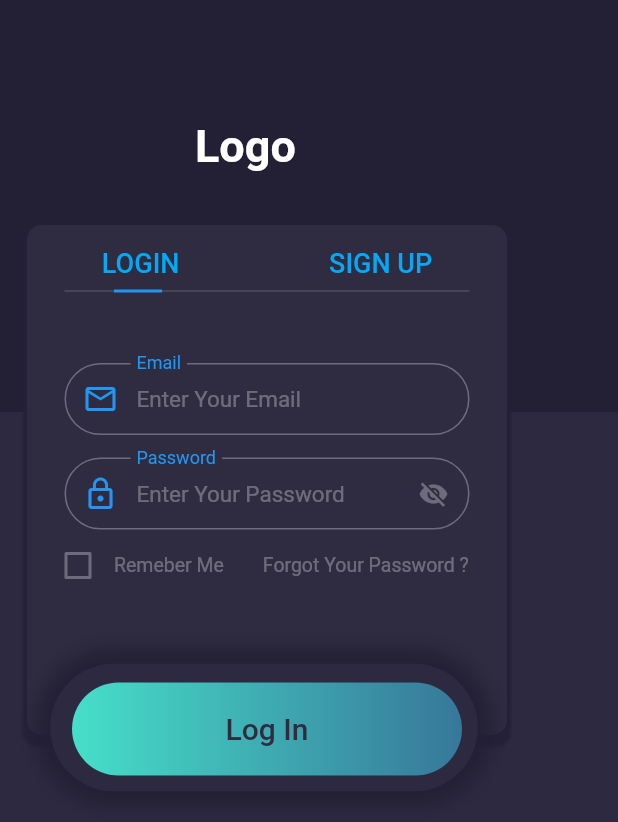
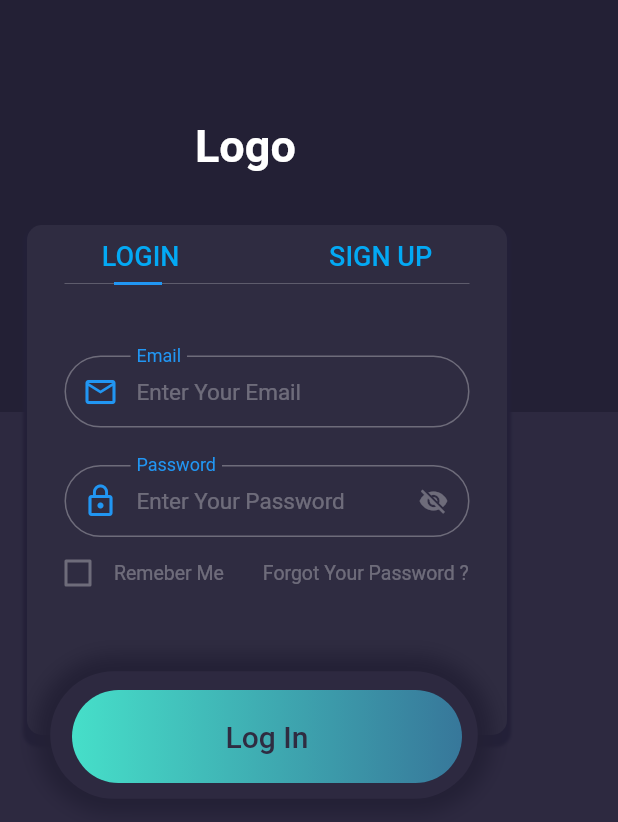
Before and after one commit to Yoka-Jo/GymApp, a Flutter app: the screen it shows after launch, on a phone screen of 412 x 824 dp. Shown: the top 822 px of the screen. Run offline on Flutter 3.47's test engine with Material 2 defaults, Android fonts, the phone set to English and light mode, and no system bars; our stand-ins replace cloud_firestore, firebase_auth, firebase_core, fl_chart, table_calendar; accounts and stored records are empty.

Commit message:
Fix some errors

```diff
--- a/lib/screens/home/userInfo_screen.dart
+++ b/lib/screens/home/userInfo_screen.dart
@@ -4,6 +4,7 @@ import 'package:provider/provider.dart';
 import 'package:test_app/models/user_model.dart';
 import 'package:test_app/provider_HB/provider_HB.dart';
 import 'package:test_app/screens/edit_user_screen.dart';
+import 'package:test_app/screens/login/logo_screen.dart';
 import 'package:test_app/shared/components/background.dart';
 
 class UserInfoScreen extends StatelessWidget {
@@ -245,6 +246,7 @@ class UserInfoScreen extends StatelessWidget {
         onChanged: (itemIdentifier) {
           if (itemIdentifier == 'Logout') {
             FirebaseAuth.instance.signOut();
+            Navigator.of(context).push(MaterialPageRoute(builder: (context)=>LogoScreen()));
           } else {
             Navigator.of(context).push(
                 MaterialPageRoute(builder: (context) => EditUserScreen()));
--- a/lib/screens/login/logo_screen.dart
+++ b/lib/screens/login/logo_screen.dart
@@ -107,7 +107,7 @@ class _LogoScreenState extends State<LogoScreen> {
             Stack(children: [
               Container(
                 margin: EdgeInsets.only(left: 18, top: 150),
-                height: isLogIN ? 340 : 450,
+                height: isLogIN ? 340 : 500,
                 width: 320,
                 decoration: BoxDecoration(
                     boxShadow: [
@@ -126,7 +126,7 @@ class _LogoScreenState extends State<LogoScreen> {
                 child: Column(
                   children: [
                     SizedBox(
-                      height: 15,
+                      height: 10,
                     ),
                     Row(
                       mainAxisAlignment: MainAxisAlignment.spaceAround,
@@ -204,7 +204,7 @@ class _LogoScreenState extends State<LogoScreen> {
                               ),
                             if (!isLogIN)
                               SizedBox(
-                                height: 15,
+                                height: 25,
                               ),
                             if (isLogIN)
                               SizedBox(
@@ -228,9 +228,10 @@ class _LogoScreenState extends State<LogoScreen> {
                               rightPadding: 15,
                               errorCase: _email,
                             ),
-                            SizedBox(
-                              height: 15,
-                            ),
+                            if (!isLogIN)
+                              SizedBox(
+                                height: 25,
+                              ),
                             if (!isLogIN)
                               Row(
                                 children: [
@@ -275,10 +276,9 @@ class _LogoScreenState extends State<LogoScreen> {
                                   ),
                                 ],
                               ),
-                            if (!isLogIN)
-                              SizedBox(
-                                height: 20,
-                              ),
+                            SizedBox(
+                              height: 25,
+                            ),
                             TextForm(
                               show: 0,
                               onSaved: (value) {
@@ -330,7 +330,7 @@ class _LogoScreenState extends State<LogoScreen> {
               Stack(children: [
                 Container(
                   margin:
-                      EdgeInsets.only(top: isLogIN ? 442.5 : 557.5, left: 33.5),
+                      EdgeInsets.only(top: isLogIN ? 447.5 : 607.5, left: 33.5),
                   height: 85,
                   width: 285,
                   decoration: BoxDecoration(
@@ -348,7 +348,7 @@ class _LogoScreenState extends State<LogoScreen> {
                 GestureDetector(
                   onTap: trySubmit,
                   child: Container(
-                    margin: EdgeInsets.only(top: isLogIN ? 455 : 570, left: 48),
+                    margin: EdgeInsets.only(top: isLogIN ? 460 : 620, left: 48),
                     height: 62,
                     width: 260,
                     decoration: BoxDecoration(
--- a/lib/shared/components/TextField_checkBox.dart
+++ b/lib/shared/components/TextField_checkBox.dart
@@ -97,7 +97,7 @@ class _TextFormState extends State<TextForm> {
         obscureText: 1 == widget.show ? false : showPassword,
         keyboardType: widget.textInputType,
         style: TextStyle(
-          color: Colors.white70,
+          color: Colors.white,
         ),
         decoration: InputDecoration(
           labelText: widget.labelText,
--- a/lib/widgets/welcome_widgets/chartList.dart
+++ b/lib/widgets/welcome_widgets/chartList.dart
@@ -163,11 +163,9 @@ class _ChartListState extends State<ChartList> {
                                 lineBarsData: [
                                   LineChartBarData(
                                     isCurved: true,
-                                    dotData: FlDotData(show:false),
+                                    dotData: FlDotData(show: diagram(data).isNotEmpty ? true:false),
                                     spots:
-                                    // [FlSpot(10,20) , FlSpot(15,40) , FlSpot(20,20) , FlSpot(10,20) , FlSpot(15,40) , FlSpot(20,20), FlSpot(10,20) , FlSpot(15,40) , FlSpot(20,20)],
-                                      diagram(data).isNotEmpty ? diagram(data) :
-                                      [FlSpot(0,-1.0)],
+                                      diagram(data).isNotEmpty ? diagram(data) : [FlSpot(0,-1.0)],
                                     colors: [
                                       Colors.blue,
                                       // Color(0xff46DFC9)
--- a/lib/widgets/welcome_widgets/musclesDiagramList.dart
+++ b/lib/widgets/welcome_widgets/musclesDiagramList.dart
@@ -76,7 +76,7 @@ class _MusclesDiagramListState extends State<MusclesDiagramList> {
                                             Text(data[index]['muscle'].split(' ').first,
                                               style: TextStyle(color: Colors.white , fontWeight: FontWeight.bold),),
                                             Text(data[index]['exerciseTime'],
-                                              style: TextStyle(color: Colors.white),)
+                                              style: TextStyle(color: Colors.grey.shade400),)
                                           ],
                                         ),
                                         Align(
```
